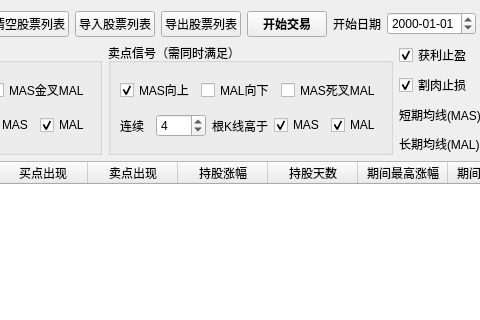
This is QtDesign/FifteenMinTrader.ui in victor647/QuantumStockTrade as Qt 5 draws it before an edit; both pictures show x 194 to 674 and y 0 to 320 of the 830 by 472 pixel window. The edited form follows.
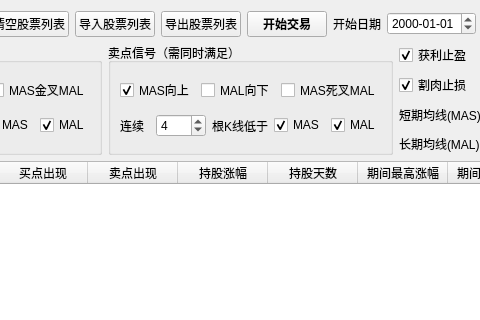
This is the edited form.

What changed in the file:
```diff
--- a/QtDesign/FifteenMinTrader.ui
+++ b/QtDesign/FifteenMinTrader.ui
@@ -369,7 +369,7 @@
           <item>
            <widget class="QLabel" name="lblContinuousHigherThanMA_4">
             <property name="text">
-             <string>根K线高于</string>
+             <string>根K线低于</string>
             </property>
            </widget>
           </item>
```
Left out of the diff: 9 changed lines with no effect on the pictures.
